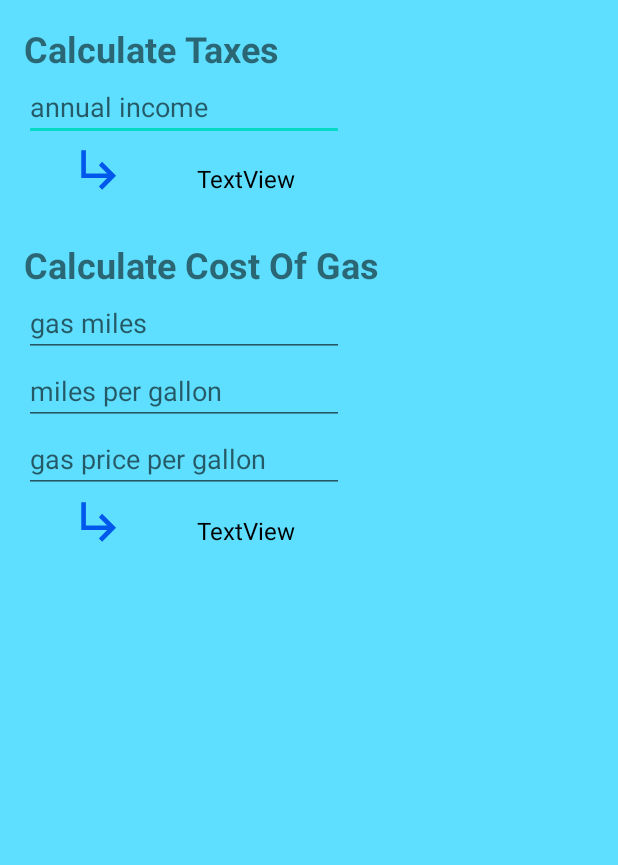
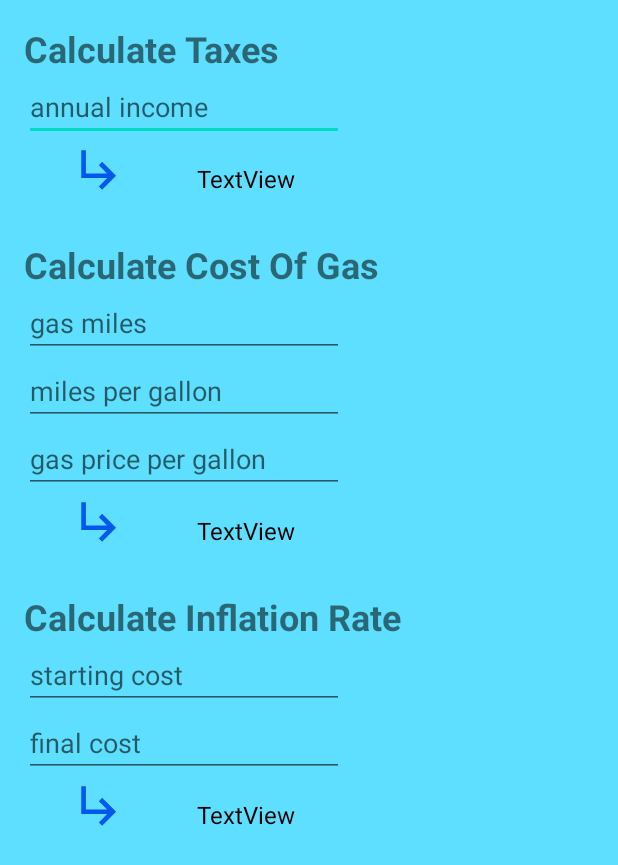
Before and after one commit to edcres/for-fun, an Android app: the layout activity_main.xml on its own in the app's theme, with its tools: preview values and no code run, on a phone screen of 412 x 824 dp. Shown: the top 865 px of the screen. Run offline under Robolectric (Android 15) with nearby library versions, the light colour scheme and no system bars.

Commit message:
Inflation rate UI done.

```diff
--- a/interest-inflation-clalc/app/src/main/java/com/example/interestinflationcalc/MainActivity.kt
+++ b/interest-inflation-clalc/app/src/main/java/com/example/interestinflationcalc/MainActivity.kt
@@ -49,6 +49,17 @@ class MainActivity : AppCompatActivity() {
                         gasMilesEtStr.toDouble(),
                         milesPerGallonEtStr.toDouble(),
                         gasPricePerGallonEtStr.toDouble()
+                    ).toString()
+                }
+            }
+
+            inflationRateBtn.setOnClickListener {
+                val inflationRateStartStr = inflationRateStartEt.text.toString()
+                val inflationRateEndStr = inflationRateEndEt.text.toString()
+                if (inflationRateStartStr.isNotEmpty() && inflationRateEndStr.isNotEmpty()) {
+                    inflationRateAnswerTxt.text = getInflationRate(
+                        inflationRateStartStr.toDouble(),
+                        inflationRateEndStr.toDouble()
                     ).toString()
                 }
             }
--- a/interest-inflation-clalc/app/src/main/res/layout/activity_main.xml
+++ b/interest-inflation-clalc/app/src/main/res/layout/activity_main.xml
@@ -130,6 +130,64 @@
                     app:layout_constraintStart_toEndOf="@+id/annual_income_btn"
                     app:layout_constraintTop_toTopOf="@+id/gas_cost_btn" />
 
+                <TextView
+                    android:id="@+id/inflation_rate_txt"
+                    android:layout_width="wrap_content"
+                    android:layout_height="wrap_content"
+                    android:layout_margin="16dp"
+                    android:text="Calculate Inflation Rate"
+                    android:textSize="24sp"
+                    android:textStyle="bold"
+                    app:layout_constraintStart_toStartOf="parent"
+                    app:layout_constraintTop_toBottomOf="@+id/gas_cost_btn" />
+
+                <EditText
+                    android:id="@+id/inflation_rate_start_et"
+                    android:layout_width="wrap_content"
+                    android:layout_height="wrap_content"
+                    android:ems="10"
+                    android:hint="starting cost"
+                    android:inputType="number|numberDecimal"
+                    app:layout_constraintStart_toStartOf="@+id/inflation_rate_txt"
+                    app:layout_constraintTop_toBottomOf="@+id/inflation_rate_txt" />
+
+                <EditText
+                    android:id="@+id/inflation_rate_end_et"
+                    android:layout_width="wrap_content"
+                    android:layout_height="wrap_content"
+                    android:ems="10"
+                    android:hint="final cost"
+                    android:inputType="number|numberDecimal"
+                    app:layout_constraintStart_toStartOf="@+id/inflation_rate_start_et"
+                    app:layout_constraintTop_toBottomOf="@+id/inflation_rate_start_et" />
+
+                <ImageButton
+                    android:id="@+id/inflation_rate_btn"
+                    android:layout_width="wrap_content"
+                    android:layout_height="wrap_content"
+                    android:background="@color/transparent"
+                    android:layout_marginStart="16dp"
+                    android:paddingStart="16dp"
+                    android:paddingEnd="16dp"
+                    android:paddingBottom="16dp"
+                    app:layout_constraintStart_toStartOf="@+id/inflation_rate_end_et"
+                    app:layout_constraintTop_toBottomOf="@+id/inflation_rate_end_et"
+                    app:srcCompat="@drawable/ic_enter_24" />
+
+                <TextView
+                    android:id="@+id/inflation_rate_answer_txt"
+                    android:layout_width="wrap_content"
+                    android:layout_height="wrap_content"
+                    android:text="TextView"
+                    android:textColor="@color/black"
+                    android:textSize="16sp"
+                    app:layout_constraintBottom_toBottomOf="@+id/inflation_rate_btn"
+                    app:layout_constraintEnd_toEndOf="@+id/inflation_rate_end_et"
+                    app:layout_constraintStart_toEndOf="@+id/inflation_rate_btn"
+                    app:layout_constraintTop_toTopOf="@+id/inflation_rate_btn" />
+
+
+
 
 
 
@@ -146,17 +204,6 @@
 
 
                 <TextView
-                    android:id="@+id/inflation_rate_txt"
-                    android:layout_width="wrap_content"
-                    android:layout_height="wrap_content"
-                    android:layout_margin="16dp"
-                    android:text="Calculate Inflation Rate"
-                    android:textSize="24sp"
-                    android:textStyle="bold"
-                    app:layout_constraintStart_toStartOf="parent"
-                    app:layout_constraintTop_toBottomOf="parent" />
-
-                <TextView
                     android:id="@+id/price_with_inflation_txt"
                     android:layout_width="wrap_content"
                     android:layout_height="wrap_content"
@@ -165,7 +212,7 @@
                     android:textSize="24sp"
                     android:textStyle="bold"
                     app:layout_constraintStart_toStartOf="parent"
-                    app:layout_constraintTop_toBottomOf="@+id/inflation_rate_txt" />
+                    app:layout_constraintTop_toBottomOf="parent" />
 
                 <TextView
                     android:id="@+id/simple_interest_txt"
--- a/interest-inflation-clalc/app/src/main/res/values-night/themes.xml
+++ b/interest-inflation-clalc/app/src/main/res/values-night/themes.xml
@@ -1,6 +1,6 @@
 <resources xmlns:tools="http://schemas.android.com/tools">
     <!-- Base application theme. -->
-    <style name="Theme.InterestInflationCalc" parent="Theme.MaterialComponents.DayNight.DarkActionBar">
+    <style name="Theme.InterestInflationCalc" parent="Theme.MaterialComponents.DayNight.NoActionBar">
         <!-- Primary brand color. -->
         <item name="colorPrimary">@color/purple_200</item>
         <item name="colorPrimaryVariant">@color/purple_700</item>
--- a/interest-inflation-clalc/app/src/main/res/values/themes.xml
+++ b/interest-inflation-clalc/app/src/main/res/values/themes.xml
@@ -1,6 +1,6 @@
 <resources xmlns:tools="http://schemas.android.com/tools">
     <!-- Base application theme. -->
-    <style name="Theme.InterestInflationCalc" parent="Theme.MaterialComponents.DayNight.DarkActionBar">
+    <style name="Theme.InterestInflationCalc" parent="Theme.MaterialComponents.DayNight.NoActionBar">
         <!-- Primary brand color. -->
         <item name="colorPrimary">@color/purple_500</item>
         <item name="colorPrimaryVariant">@color/purple_700</item>
```
